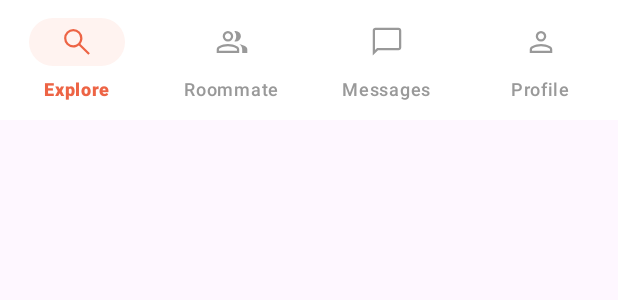
After one commit to geezerbeez/DormMate, an Android app: the layout bottom_nav.xml on its own in the app's theme, with its tools: preview values and no code run, on a phone screen of 412 x 824 dp. The commit adds this screen. Shown: the top 300 px of the screen. Run offline under Robolectric (Android 15) with nearby library versions, the phone set to English and light mode, and no system bars.

Commit message:
feat: added bottom navigation view
no navigation flow implemented yet

```diff
--- /dev/null
+++ b/app/src/main/res/color/bottom_nav_color.xml
@@ -0,0 +1,11 @@
+<?xml version="1.0" encoding="utf-8"?>
+<selector xmlns:android="http://schemas.android.com/apk/res/android">
+
+    <item
+        android:color="@color/orange"
+        android:state_checked="true" />
+
+    <item
+        android:color="@color/nav_gray" />
+
+</selector>
--- /dev/null
+++ b/app/src/main/res/drawable/explore.xml
@@ -0,0 +1,9 @@
+<vector xmlns:android="http://schemas.android.com/apk/res/android"
+    android:width="24dp"
+    android:height="24dp"
+    android:viewportWidth="24"
+    android:viewportHeight="24">
+  <path
+      android:pathData="M19.54,20.58L13.26,14.3q-0.75,0.62 -1.72,0.97T9.52,15.62q-2.56,0 -4.34,-1.78T3.4,9.5T5.18,5.16T9.52,3.38t4.34,1.78T15.63,9.5q0,1.07 -0.36,2.05t-0.96,1.7l6.28,6.28l-1.05,1.05ZM9.52,14.12q1.93,0 3.27,-1.34T14.13,9.5T12.79,6.23T9.52,4.88T6.25,6.23T4.9,9.5t1.34,3.27t3.27,1.34Z"
+      android:fillColor="#000000"/>
+</vector>
--- /dev/null
+++ b/app/src/main/res/drawable/messages.xml
@@ -0,0 +1,9 @@
+<vector xmlns:android="http://schemas.android.com/apk/res/android"
+    android:width="24dp"
+    android:height="24dp"
+    android:viewportWidth="24"
+    android:viewportHeight="24">
+  <path
+      android:pathData="M2.5,21.04V4.31q0,-0.76 0.52,-1.28T4.31,2.5H19.69q0.76,0 1.28,0.52T21.5,4.31V15.69q0,0.76 -0.52,1.28T19.69,17.5H6.04L2.5,21.04ZM5.4,16H19.69q0.12,0 0.21,-0.1T20,15.69V4.31q0,-0.12 -0.1,-0.21T19.69,4H4.31Q4.19,4 4.1,4.1T4,4.31V17.38L5.4,16ZM4,16V4.31Q4,4.19 4,4.1T4,4Q4,4 4,4.1T4,4.31V15.69q0,0.12 0,0.21T4,16Z"
+      android:fillColor="#000000"/>
+</vector>
--- /dev/null
+++ b/app/src/main/res/drawable/profile.xml
@@ -0,0 +1,9 @@
+<vector xmlns:android="http://schemas.android.com/apk/res/android"
+    android:width="24dp"
+    android:height="24dp"
+    android:viewportWidth="24"
+    android:viewportHeight="24">
+  <path
+      android:pathData="M9.53,10.67Q8.5,9.64 8.5,8.19T9.53,5.72T12,4.69t2.47,1.03T15.5,8.19t-1.03,2.47T12,11.69T9.53,10.67ZM4.5,19.31L4.5,17.08q0,-0.73 0.4,-1.36t1.07,-0.96q1.48,-0.73 2.99,-1.09T12,13.31t3.04,0.36t2.99,1.09q0.67,0.34 1.07,0.96t0.4,1.36v2.22L4.5,19.3ZM6,17.81L18,17.81L18,17.08q0,-0.3 -0.18,-0.56T17.35,16.1q-1.29,-0.64 -2.64,-0.96T12,14.81T9.29,15.14T6.65,16.1q-0.3,0.16 -0.48,0.42T6,17.08v0.72ZM13.41,9.61Q14,9.02 14,8.19T13.41,6.78T12,6.19T10.59,6.78T10,8.19T10.59,9.6T12,10.19T13.41,9.6ZM12,8.19ZM12,17.81Z"
+      android:fillColor="#000000"/>
+</vector>
--- /dev/null
+++ b/app/src/main/res/drawable/roommate.xml
@@ -0,0 +1,9 @@
+<vector xmlns:android="http://schemas.android.com/apk/res/android"
+    android:width="24dp"
+    android:height="24dp"
+    android:viewportWidth="24"
+    android:viewportHeight="24">
+  <path
+      android:pathData="M1.8,19.31L1.8,17.08q0,-0.77 0.4,-1.38t1.07,-0.94q1.43,-0.7 2.87,-1.08T9.3,13.31t3.17,0.38t2.87,1.08Q16,15.1 16.4,15.7t0.4,1.38v2.22L1.8,19.3ZM18.8,19.31L18.8,16.96q0,-0.98 -0.48,-1.88t-1.37,-1.53q1.01,0.15 1.91,0.46t1.72,0.74q0.77,0.41 1.2,0.97t0.42,1.23v2.35L18.8,19.3ZM6.82,10.67Q5.8,9.64 5.8,8.19T6.82,5.72T9.3,4.69t2.47,1.03T12.8,8.19t-1.03,2.47T9.3,11.69T6.82,10.67ZM16.9,10.67q-1.03,1.03 -2.47,1.03q-0.17,0 -0.43,-0.04t-0.43,-0.08q0.59,-0.71 0.91,-1.58t0.32,-1.8T14.47,6.4t-0.9,-1.58Q13.79,4.74 14,4.72t0.43,-0.02q1.44,0 2.47,1.03t1.03,2.47T16.9,10.67ZM3.3,17.81h12L15.3,17.08q0,-0.31 -0.16,-0.56t-0.5,-0.43q-1.23,-0.64 -2.54,-0.96T9.3,14.81t-2.8,0.33T3.95,16.1q-0.34,0.18 -0.5,0.43T3.3,17.08v0.72ZM10.71,9.61Q11.3,9.02 11.3,8.19T10.71,6.78T9.3,6.19T7.89,6.78T7.3,8.19T7.89,9.6T9.3,10.19T10.71,9.6ZM9.3,17.81ZM9.3,8.19Z"
+      android:fillColor="#000000"/>
+</vector>
--- /dev/null
+++ b/app/src/main/res/layout/bottom_nav.xml
@@ -0,0 +1,18 @@
+<?xml version="1.0" encoding="utf-8"?>
+<com.google.android.material.bottomnavigation.BottomNavigationView
+    xmlns:android="http://schemas.android.com/apk/res/android"
+    xmlns:app="http://schemas.android.com/apk/res-auto"
+
+    android:id="@+id/bottomNavigation"
+    android:layout_width="match_parent"
+    android:layout_height="wrap_content"
+    android:background="@color/white"
+
+    app:menu="@menu/bottom_nav_menu"
+    app:labelVisibilityMode="labeled"
+    app:itemIconSize="24dp"
+    app:itemIconTint="@color/bottom_nav_color"
+    app:itemTextColor="@color/bottom_nav_color"
+    app:itemActiveIndicatorEnabled="true"
+    app:itemActiveIndicatorStyle="@style/Widget.DormMate.BottomNavIndicator"
+    app:itemHorizontalTranslationEnabled="false" />
--- /dev/null
+++ b/app/src/main/res/menu/bottom_nav_menu.xml
@@ -0,0 +1,23 @@
+<?xml version="1.0" encoding="utf-8"?>
+<menu xmlns:android="http://schemas.android.com/apk/res/android">
+    <item
+        android:id="@+id/nav_explore"
+        android:icon="@drawable/explore"
+        android:title="Explore" />
+
+    <item
+        android:id="@+id/nav_roommate"
+        android:icon="@drawable/roommate"
+        android:title="Roommate" />
+
+    <item
+        android:id="@+id/nav_messages"
+        android:icon="@drawable/messages"
+        android:title="Messages" />
+
+    <item
+        android:id="@+id/nav_profile"
+        android:icon="@drawable/profile"
+        android:title="Profile" />
+
+</menu>
--- a/app/src/main/res/values/colors.xml
+++ b/app/src/main/res/values/colors.xml
@@ -9,4 +9,8 @@
     <color name="darkCream">#eddfd2</color>
     <color name="lightOrange">#fc886d</color>
     <color name="orange">#ed6445</color>
+
+    <!-- Bottom Navigation -->
+    <color name="nav_indicator">#FFF3F0</color>
+    <color name="nav_gray">#999999</color>
 </resources>
--- a/app/src/main/res/values/themes.xml
+++ b/app/src/main/res/values/themes.xml
@@ -27,4 +27,18 @@
     </style>
 
     <style name="Theme.DormMate" parent="Base.Theme.DormMate" />
+
+    <!-- Bottom Navigation Bar -->
+    <style name="Widget.DormMate.BottomNavIndicator" parent="Widget.Material3.BottomNavigationView.ActiveIndicator">
+
+        <item name="android:color">@color/nav_indicator</item>
+        <item name="shapeAppearance">
+            @style/ShapeAppearance.DormMate.BottomNav
+        </item>
+
+    </style>
+
+    <style name="ShapeAppearance.DormMate.BottomNav">
+        <item name="cornerSize">50%</item>
+    </style>
 </resources>
```
